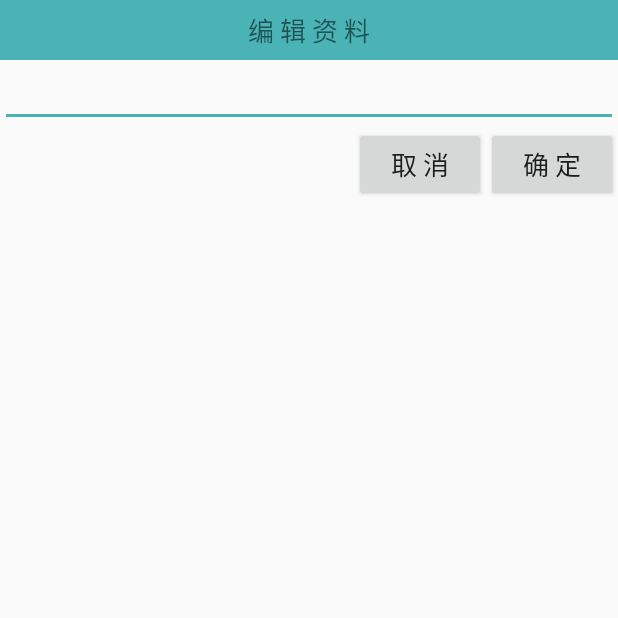
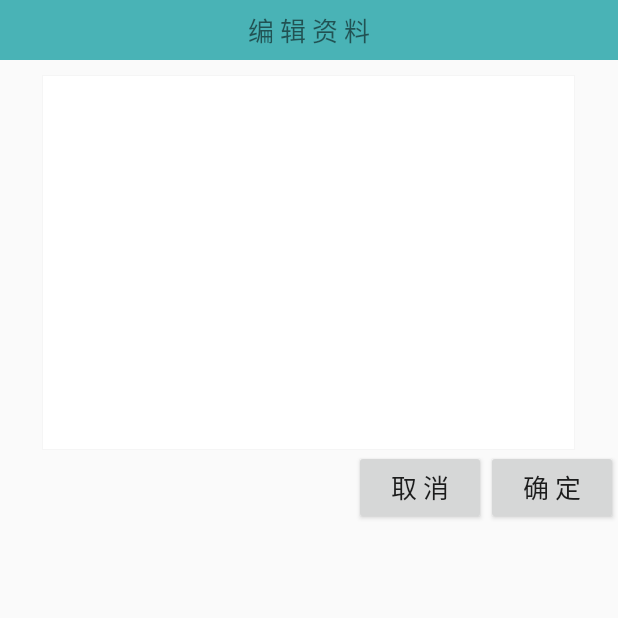
Before and after one commit to RongRongJi/HiWhuClient, an Android app: the data_editActivity screen opened directly, with no data from a screen before it, on a phone screen of 412 x 824 dp, the top half of it. Run offline under Robolectric (Android 15) with nearby library versions, the phone set to English and light mode, and no system bars.

Commit message:
编辑界面

```diff
--- a/app/src/main/AndroidManifest.xml
+++ b/app/src/main/AndroidManifest.xml
@@ -27,7 +27,7 @@
         <activity android:name="com.hiwhuUI.Activity.stu_dataActivity" />
         <activity android:name="com.hiwhuUI.Activity.com_dataActivity" />
         <activity android:name="com.hiwhuUI.Activity.stu_viewActivity" />
-        <activity android:name="com.hiwhuUI.Activity.com_describeActivity" >
+        <activity android:name="com.hiwhuUI.Activity.com_describeActivity">
         </activity>
         <activity android:name="com.hiwhuUI.Activity.data_editActivity" />
         <activity android:name="com.hiwhuUI.Activity.ListActivity" />
@@ -40,21 +40,21 @@
                 <action android:name="android.intent.action.SEARCH" />
             </intent-filter>
         </activity>
-
         <activity android:name="com.hiwhuUI.Activity.message.comM_result" />
         <activity android:name="com.hiwhuUI.Activity.message.comWord" />
         <activity android:name="com.hiwhuUI.Activity.message.stuReply" />
-        <activity android:name="com.hiwhuUI.Activity.message.stuResult"></activity>
+        <activity android:name="com.hiwhuUI.Activity.message.stuResult" />
 
         <provider
+            android:name="android.support.v4.content.FileProvider"
             android:authorities="com.hiwhu.fileprovider"
-            android:name="android.support.v4.content.FileProvider"
             android:exported="false"
             android:grantUriPermissions="true">
             <meta-data
                 android:name="android.support.FILE_PROVIDER_PATHS"
-                android:resource="@xml/file_paths"/>
+                android:resource="@xml/file_paths" />
         </provider>
+
     </application>
 
 </manifest>
--- a/app/src/main/java/data/staticData.java
+++ b/app/src/main/java/data/staticData.java
@@ -12,7 +12,7 @@ import entity.Student;
 
 public class staticData {
     static String url = "http://192.168.23.1:8080";//服务器地址
-   // static String url = "http://192.168.191.1:8080";//服务器地址
+    //static String url = "http://192.168.191.1:8080";//服务器地址
     static String studentID = null;
     static String sponsorID = null;//登录用户id
     static String currentActivity = null;//当前所选活动
--- a/app/src/main/res/layout/activity_data_edit.xml
+++ b/app/src/main/res/layout/activity_data_edit.xml
@@ -16,14 +16,18 @@
 
     <EditText
         android:id="@+id/edit_data"
-        android:layout_width="match_parent"
-        android:layout_height="wrap_content"
+        android:layout_width="355dip"
+        android:layout_height="250dip"
         android:layout_below="@+id/data_edit_top"
-        android:textSize="17sp" />
+        android:layout_centerHorizontal="true"
+        android:layout_marginTop="10dip"
+        android:textSize="17sp"
+        android:background="@drawable/around_border"
+        android:gravity="left|top"/>
     <RelativeLayout
         android:layout_width="match_parent"
         android:layout_height="wrap_content"
-        android:layout_below="@id/edit_data">
+        android:layout_below="@+id/edit_data">
         <Button
             android:id="@+id/btn1_data_edit"
             android:layout_width="wrap_content"
```
